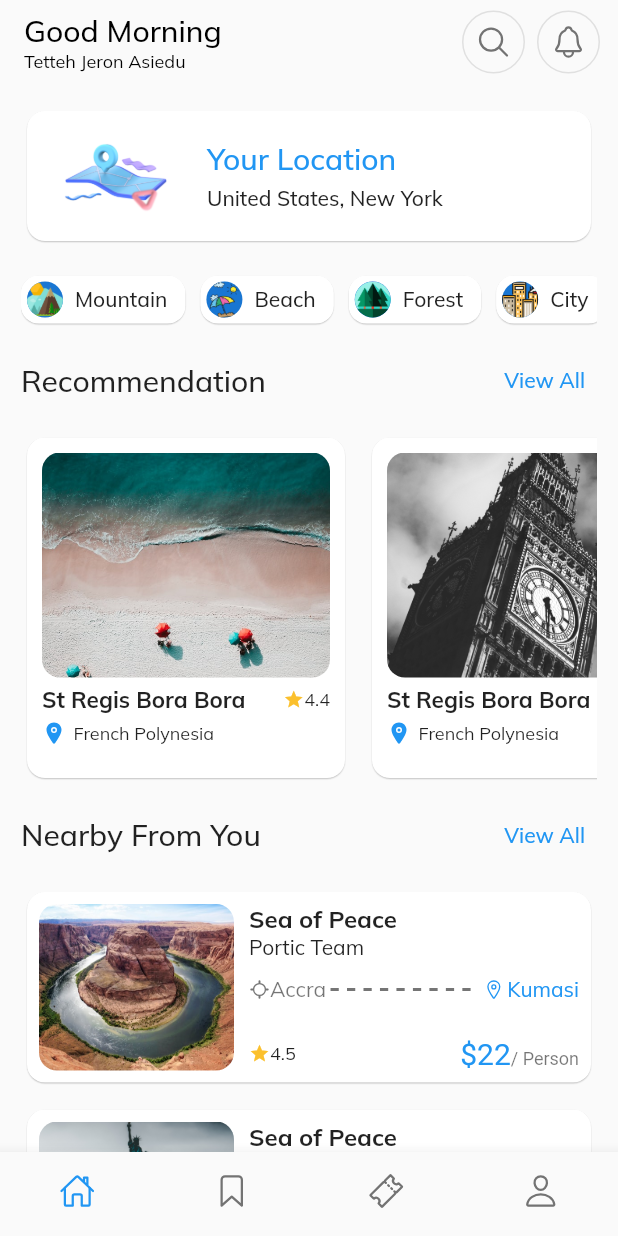
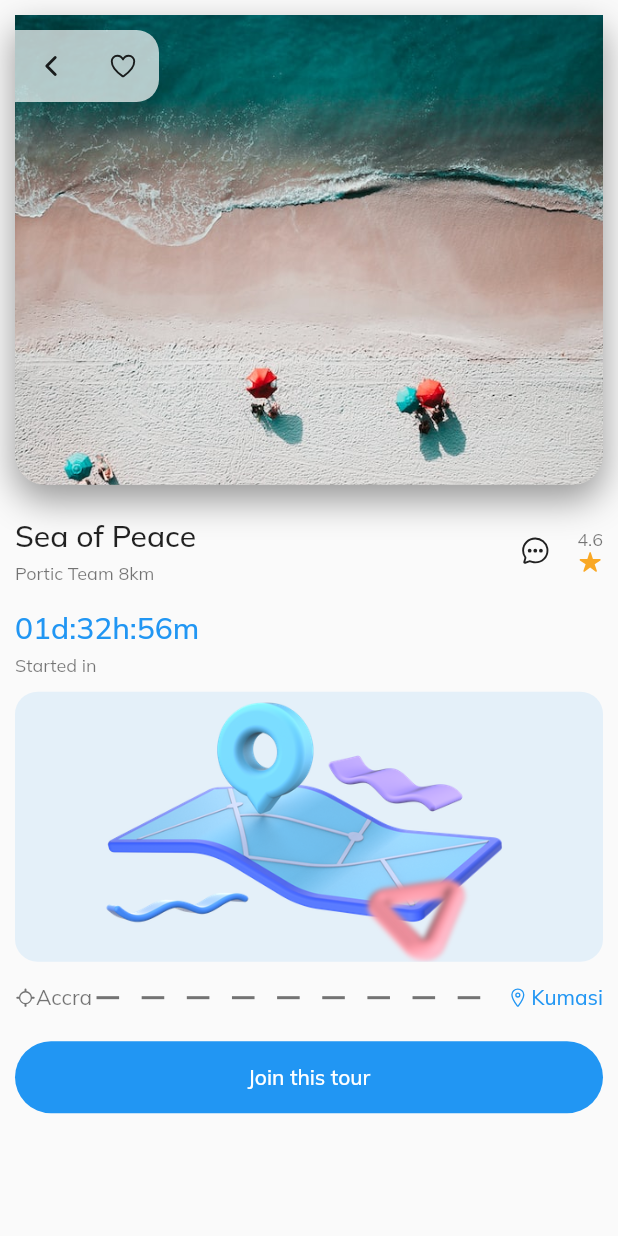
Before and after one commit to jeronasiedu/travel_app_tutorial, a Flutter app: the HomePage screen opened directly, after a tap on "St Regis Bora Bora", on a phone screen of 412 x 824 dp. Run offline on Flutter 3.47's test engine with Material 2 defaults, Android fonts, the phone set to English and light mode, and no system bars; our stand-ins replace google_fonts, ionicons.

Commit message:
add tourist details page

```diff
--- a/lib/pages/home_page.dart
+++ b/lib/pages/home_page.dart
@@ -55,7 +55,7 @@ class HomePage extends StatelessWidget {
             children: [
               Text(
                 "Recommendation",
-                style: Theme.of(context).textTheme.headline6,
+                style: Theme.of(context).textTheme.titleLarge,
               ),
               TextButton(onPressed: () {}, child: const Text("View All"))
             ],
@@ -68,7 +68,7 @@ class HomePage extends StatelessWidget {
             children: [
               Text(
                 "Nearby From You",
-                style: Theme.of(context).textTheme.headline6,
+                style: Theme.of(context).textTheme.titleLarge,
               ),
               TextButton(onPressed: () {}, child: const Text("View All"))
             ],
--- /dev/null
+++ b/lib/pages/tourist_details_page.dart
@@ -0,0 +1,172 @@
+// ignore_for_file: public_member_api_docs, sort_constructors_first
+import 'package:flutter/material.dart';
+import 'package:ionicons/ionicons.dart';
+import 'package:travel_app/widgets/distance.dart';
+
+class TouristDetailsPage extends StatelessWidget {
+  const TouristDetailsPage({
+    Key? key,
+    required this.image,
+  }) : super(key: key);
+  final String image;
+  @override
+  Widget build(BuildContext context) {
+    final size = MediaQuery.of(context).size;
+    return Scaffold(
+      body: SafeArea(
+        child: ListView(
+          padding: const EdgeInsets.all(10),
+          children: [
+            SizedBox(
+              height: size.height * 0.38,
+              width: double.maxFinite,
+              child: Stack(
+                fit: StackFit.expand,
+                children: [
+                  Container(
+                    decoration: BoxDecoration(
+                      borderRadius: const BorderRadius.vertical(
+                          bottom: Radius.circular(20)),
+                      image: DecorationImage(
+                        image: AssetImage(image),
+                        fit: BoxFit.cover,
+                      ),
+                      boxShadow: [
+                        BoxShadow(
+                          color: Colors.black.withOpacity(0.4),
+                          spreadRadius: 0,
+                          blurRadius: 20,
+                          offset: const Offset(0, 10),
+                        ),
+                      ],
+                    ),
+                  ),
+                  Positioned(
+                    top: 10,
+                    left: 0,
+                    child: Container(
+                      decoration: BoxDecoration(
+                        color: Colors.white.withOpacity(0.7),
+                        borderRadius: const BorderRadius.horizontal(
+                            right: Radius.circular(15)),
+                      ),
+                      child: Row(
+                        children: [
+                          IconButton(
+                            onPressed: () {
+                              Navigator.pop(context);
+                            },
+                            iconSize: 20,
+                            icon: const Icon(Ionicons.chevron_back),
+                          ),
+                          IconButton(
+                            iconSize: 20,
+                            onPressed: () {},
+                            icon: const Icon(Ionicons.heart_outline),
+                          ),
+                        ],
+                      ),
+                    ),
+                  )
+                ],
+              ),
+            ),
+            const SizedBox(height: 20),
+            Row(
+              children: [
+                Column(
+                  mainAxisSize: MainAxisSize.min,
+                  crossAxisAlignment: CrossAxisAlignment.start,
+                  children: [
+                    Text(
+                      "Sea of Peace",
+                      style: Theme.of(context).textTheme.titleLarge,
+                    ),
+                    const SizedBox(height: 5),
+                    Text(
+                      "Portic Team 8km",
+                      style: Theme.of(context).textTheme.bodySmall,
+                    )
+                  ],
+                ),
+                const Spacer(),
+                Padding(
+                  padding: const EdgeInsets.only(right: 4),
+                  child: IconButton(
+                    onPressed: () {},
+                    iconSize: 20,
+                    icon: const Icon(Ionicons.chatbubble_ellipses_outline),
+                  ),
+                ),
+                Column(
+                  mainAxisSize: MainAxisSize.min,
+                  children: [
+                    Text(
+                      "4.6",
+                      style: Theme.of(context).textTheme.bodySmall,
+                    ),
+                    Icon(
+                      Ionicons.star,
+                      color: Colors.yellow[800],
+                      size: 15,
+                    )
+                  ],
+                )
+              ],
+            ),
+            const SizedBox(height: 15),
+            Row(
+              children: [
+                Column(
+                  crossAxisAlignment: CrossAxisAlignment.start,
+                  mainAxisSize: MainAxisSize.min,
+                  children: [
+                    Text(
+                      "01d:32h:56m",
+                      style: Theme.of(context).textTheme.titleLarge!.copyWith(
+                            color: Theme.of(context).colorScheme.primary,
+                          ),
+                    ),
+                    const SizedBox(height: 5),
+                    Text(
+                      "Started in",
+                      style: Theme.of(context).textTheme.bodySmall,
+                    )
+                  ],
+                )
+              ],
+            ),
+            const SizedBox(height: 10),
+            Container(
+              height: 180,
+              width: double.maxFinite,
+              decoration: BoxDecoration(
+                borderRadius: BorderRadius.circular(15),
+                color: Theme.of(context).colorScheme.secondary.withOpacity(0.1),
+                image: const DecorationImage(
+                  image: AssetImage('assets/map.png'),
+                  fit: BoxFit.cover,
+                ),
+              ),
+            ),
+            const SizedBox(height: 15),
+            const Distance(),
+            const SizedBox(height: 20),
+            ElevatedButton(
+              onPressed: () {},
+              style: ElevatedButton.styleFrom(
+                elevation: 0,
+                shape: const StadiumBorder(),
+                padding: const EdgeInsets.symmetric(
+                  vertical: 15,
+                  horizontal: 8.0,
+                ),
+              ),
+              child: const Text("Join this tour"),
+            )
+          ],
+        ),
+      ),
+    );
+  }
+}
--- a/lib/widgets/location_card.dart
+++ b/lib/widgets/location_card.dart
@@ -22,7 +22,7 @@ class LocationCard extends StatelessWidget {
               children: [
                 Text(
                   "Your Location",
-                  style: Theme.of(context).textTheme.headline6!.copyWith(
+                  style: Theme.of(context).textTheme.titleLarge!.copyWith(
                         color: Theme.of(context).primaryColor,
                       ),
                 ),
--- a/lib/widgets/nearby_places.dart
+++ b/lib/widgets/nearby_places.dart
@@ -1,5 +1,6 @@
 import 'package:flutter/material.dart';
 import 'package:travel_app/models/nearby_places_model.dart';
+import 'package:travel_app/pages/tourist_details_page.dart';
 import 'package:travel_app/widgets/distance.dart';
 
 class NearbyPlaces extends StatelessWidget {
@@ -21,7 +22,15 @@ class NearbyPlaces extends StatelessWidget {
               ),
               child: InkWell(
                 borderRadius: BorderRadius.circular(12),
-                onTap: () {},
+                onTap: () {
+                  Navigator.push(
+                      context,
+                      MaterialPageRoute(
+                        builder: (context) => TouristDetailsPage(
+                          image: nearbyPlaces[index].image,
+                        ),
+                      ));
+                },
                 child: Padding(
                   padding: const EdgeInsets.all(8.0),
                   child: Row(
--- a/lib/widgets/recommended_places.dart
+++ b/lib/widgets/recommended_places.dart
@@ -1,6 +1,7 @@
 import 'package:flutter/material.dart';
 import 'package:ionicons/ionicons.dart';
 import 'package:travel_app/models/recommended_places_model.dart';
+import 'package:travel_app/pages/tourist_details_page.dart';
 
 class RecommendedPlaces extends StatelessWidget {
   const RecommendedPlaces({Key? key}) : super(key: key);
@@ -24,7 +25,15 @@ class RecommendedPlaces extends StatelessWidget {
                 ),
                 child: InkWell(
                   borderRadius: BorderRadius.circular(12),
-                  onTap: () {},
+                  onTap: () {
+                    Navigator.push(
+                        context,
+                        MaterialPageRoute(
+                          builder: (context) => TouristDetailsPage(
+                            image: recommendedPlaces[index].image,
+                          ),
+                        ));
+                  },
                   child: Padding(
                     padding: const EdgeInsets.all(10),
                     child: Column(
```
Also changed, not shown: pubspec.lock.
